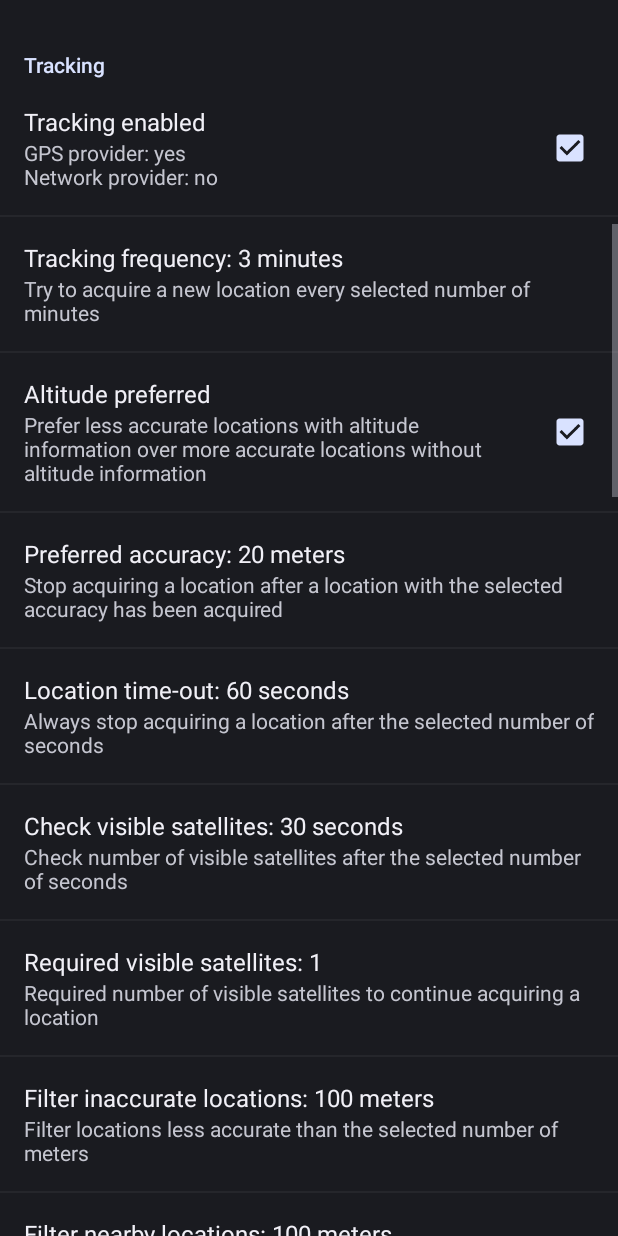
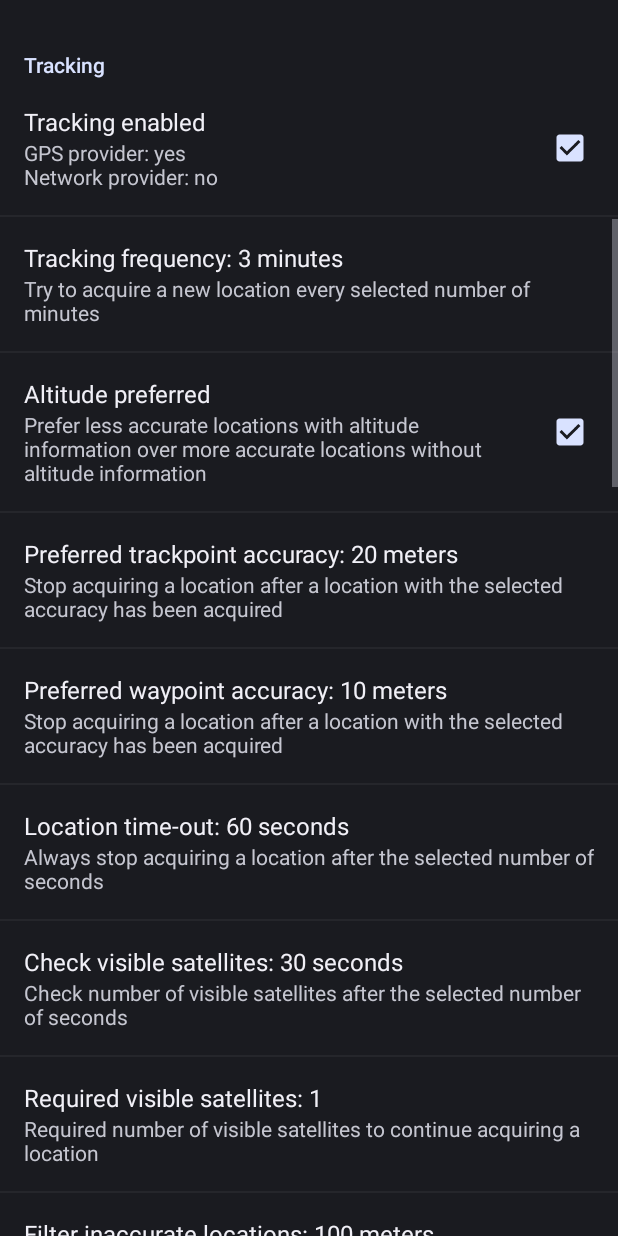
Before and after one commit to M66B/BackPackTrackII, an Android app: the screen it shows after launch (ActivitySettings), scrolled down 576 dp, on a phone screen of 412 x 824 dp. Run offline under Robolectric (Android 15) with nearby library versions, the phone set to English and light mode, and no system bars; libraries missing offline, so code that uses them is left out: de.timroes.axmlrpc.

Commit message:
Allow setting preferred accuracy for trackpoints and waypoints

```diff
--- a/app/src/main/java/eu/faircode/backpacktrack2/ActivitySettings.java
+++ b/app/src/main/java/eu/faircode/backpacktrack2/ActivitySettings.java
@@ -76,7 +76,8 @@ public class ActivitySettings extends PreferenceActivity implements SharedPrefer
     public static final String PREF_ENABLED = "pref_enabled";
     public static final String PREF_FREQUENCY = "pref_frequency";
     public static final String PREF_ALTITUDE = "pref_altitude";
-    public static final String PREF_ACCURACY = "pref_accuracy";
+    public static final String PREF_TP_ACCURACY = "pref_accuracy";
+    public static final String PREF_WP_ACCURACY = "pref_wp_accuracy";
     public static final String PREF_TIMEOUT = "pref_timeout";
     public static final String PREF_CHECK_TIME = "pref_check_time";
     public static final String PREF_CHECK_SAT = "pref_check_sat";
@@ -108,7 +109,8 @@ public class ActivitySettings extends PreferenceActivity implements SharedPrefer
     public static final boolean DEFAULT_ENABLED = true;
     public static final String DEFAULT_FREQUENCY = "3"; // minutes
     public static final boolean DEFAULT_ALTITUDE = true;
-    public static final String DEFAULT_ACCURACY = "20"; // meters
+    public static final String DEFAULT_TP_ACCURACY = "20"; // meters
+    public static final String DEFAULT_WP_ACCURACY = "10"; // meters
     public static final String DEFAULT_TIMEOUT = "60"; // seconds
     public static final String DEFAULT_CHECK_TIME = "30"; // seconds
     public static final String DEFAULT_CHECK_SAT = "1";
@@ -229,7 +231,8 @@ public class ActivitySettings extends PreferenceActivity implements SharedPrefer
 
         updateTitle(prefs, PREF_FREQUENCY);
         updateTitle(prefs, PREF_ALTITUDE);
-        updateTitle(prefs, PREF_ACCURACY);
+        updateTitle(prefs, PREF_TP_ACCURACY);
+        updateTitle(prefs, PREF_WP_ACCURACY);
         updateTitle(prefs, PREF_TIMEOUT);
         updateTitle(prefs, PREF_CHECK_TIME);
         updateTitle(prefs, PREF_CHECK_SAT);
@@ -777,8 +780,10 @@ public class ActivitySettings extends PreferenceActivity implements SharedPrefer
 
         else if (PREF_FREQUENCY.equals(key))
             pref.setTitle(getString(R.string.title_frequency, prefs.getString(key, DEFAULT_FREQUENCY)));
-        else if (PREF_ACCURACY.equals(key))
-            pref.setTitle(getString(R.string.title_accuracy, prefs.getString(key, DEFAULT_ACCURACY)));
+        else if (PREF_TP_ACCURACY.equals(key))
+            pref.setTitle(getString(R.string.title_tp_accuracy, prefs.getString(key, DEFAULT_TP_ACCURACY)));
+        else if (PREF_WP_ACCURACY.equals(key))
+            pref.setTitle(getString(R.string.title_wp_accuracy, prefs.getString(key, DEFAULT_WP_ACCURACY)));
         else if (PREF_TIMEOUT.equals(key))
             pref.setTitle(getString(R.string.title_timeout, prefs.getString(key, DEFAULT_TIMEOUT)));
         else if (PREF_CHECK_TIME.equals(key))
--- a/app/src/main/java/eu/faircode/backpacktrack2/LocationService.java
+++ b/app/src/main/java/eu/faircode/backpacktrack2/LocationService.java
@@ -259,7 +259,11 @@ public class LocationService extends IntentService {
         }
 
         // Check accuracy
-        int pref_accuracy = Integer.parseInt(prefs.getString(ActivitySettings.PREF_ACCURACY, ActivitySettings.DEFAULT_ACCURACY));
+        int pref_accuracy;
+        if (locationType == LOCATION_WAYPOINT)
+            pref_accuracy = Integer.parseInt(prefs.getString(ActivitySettings.PREF_WP_ACCURACY, ActivitySettings.DEFAULT_WP_ACCURACY));
+        else
+            pref_accuracy = Integer.parseInt(prefs.getString(ActivitySettings.PREF_TP_ACCURACY, ActivitySettings.DEFAULT_TP_ACCURACY));
         if (!location.hasAccuracy() || location.getAccuracy() > pref_accuracy) {
             Log.w(TAG, "Accuracy not reached, location=" + location);
             return;
--- a/app/src/main/res/values/strings.xml
+++ b/app/src/main/res/values/strings.xml
@@ -17,7 +17,8 @@
     <string name="title_enabled">Tracking enabled</string>
     <string name="title_frequency">Tracking frequency: %s minutes</string>
     <string name="title_altitude">Altitude preferred</string>
-    <string name="title_accuracy">Preferred accuracy: %s meters</string>
+    <string name="title_tp_accuracy">Preferred trackpoint accuracy: %s meters</string>
+    <string name="title_wp_accuracy">Preferred waypoint accuracy: %s meters</string>
     <string name="title_timeout">Location time-out: %s seconds</string>
     <string name="title_check_time">Check visible satellites: %s seconds</string>
     <string name="title_check_sat">Required visible satellites: %s</string>
--- a/app/src/main/res/xml/preferences.xml
+++ b/app/src/main/res/xml/preferences.xml
@@ -57,6 +57,12 @@
             android:dependency="pref_enabled"
             android:inputType="number"
             android:key="pref_accuracy"
+            android:summary="@string/summary_accuracy" />
+        <EditTextPreference
+            android:defaultValue="10"
+            android:dependency="pref_enabled"
+            android:inputType="number"
+            android:key="pref_wp_accuracy"
             android:summary="@string/summary_accuracy" />
         <EditTextPreference
             android:defaultValue="60"
```
